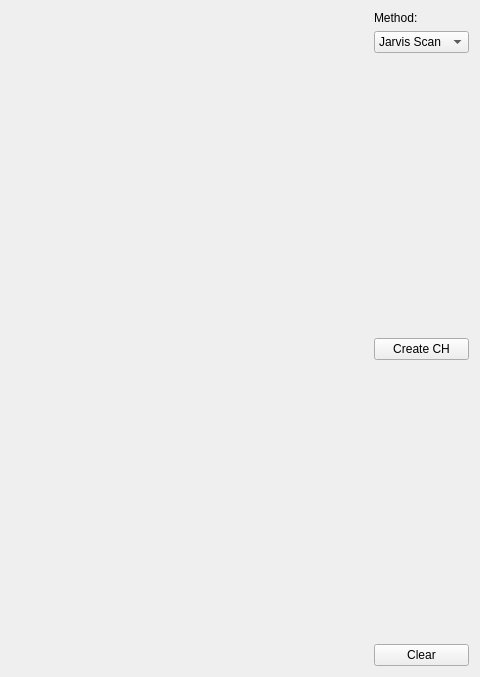
Old version of the form U2/CH/widget.ui in the repository pikorcik/adkg_kupec; both pictures show x 424 to 904 and y 0 to 677 of the 904 by 677 pixel window.
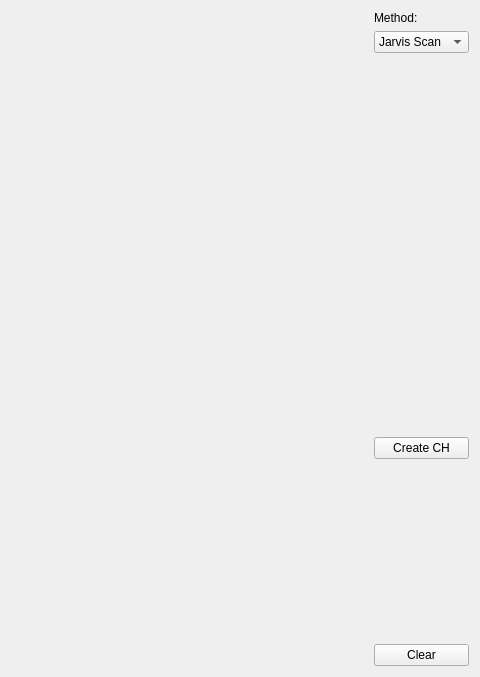
New version of the form. Custom widgets are drawn as their Qt base class.

Patch:
```diff
--- a/U2/CH/widget.ui
+++ b/U2/CH/widget.ui
@@ -63,6 +63,26 @@
        </item>
       </widget>
      </item>
+     <item>
+      <spacer name="verticalSpacer_3">
+       <property name="orientation">
+        <enum>Qt::Vertical</enum>
+       </property>
+       <property name="sizeHint" stdset="0">
+        <size>
+         <width>20</width>
+         <height>40</height>
+        </size>
+       </property>
+      </spacer>
+     </item>
+     <item>
+      <widget class="QLabel" name="time_label">
+       <property name="text">
+        <string/>
+       </property>
+      </widget>
+     </item>
      <item>
       <spacer name="verticalSpacer">
        <property name="orientation">
```
Left out of the diff: 2 changed lines with no effect on the pictures.
